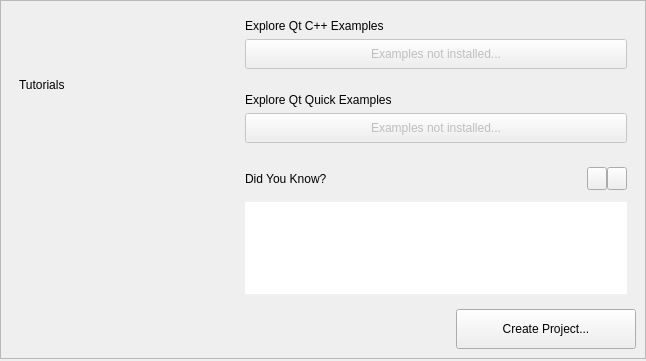
qt-creator/qt-creator, file src/plugins/qt4projectmanager/gettingstartedwelcomepagewidget.ui: the form before one commit.
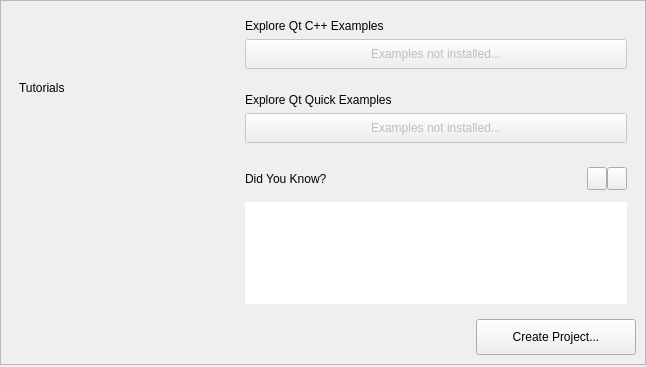
The form after the commit. Icons and pictures are not drawn. Custom widgets are drawn as their Qt base class.

The edit to the form file:
```diff
--- a/src/plugins/qt4projectmanager/gettingstartedwelcomepagewidget.ui
+++ b/src/plugins/qt4projectmanager/gettingstartedwelcomepagewidget.ui
@@ -7,7 +7,7 @@
     <x>0</x>
     <y>0</y>
     <width>646</width>
-    <height>361</height>
+    <height>367</height>
    </rect>
   </property>
   <property name="windowTitle">
@@ -357,8 +357,8 @@
          <widget class="QPushButton" name="createNewProjectButton">
           <property name="minimumSize">
            <size>
-            <width>180</width>
-            <height>40</height>
+            <width>160</width>
+            <height>36</height>
            </size>
           </property>
           <property name="focusPolicy">
```
